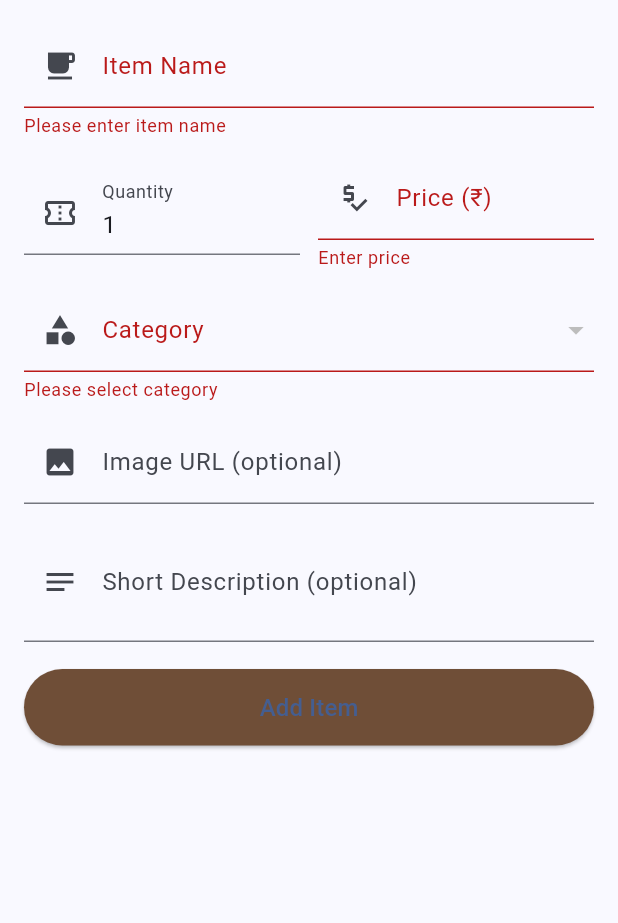
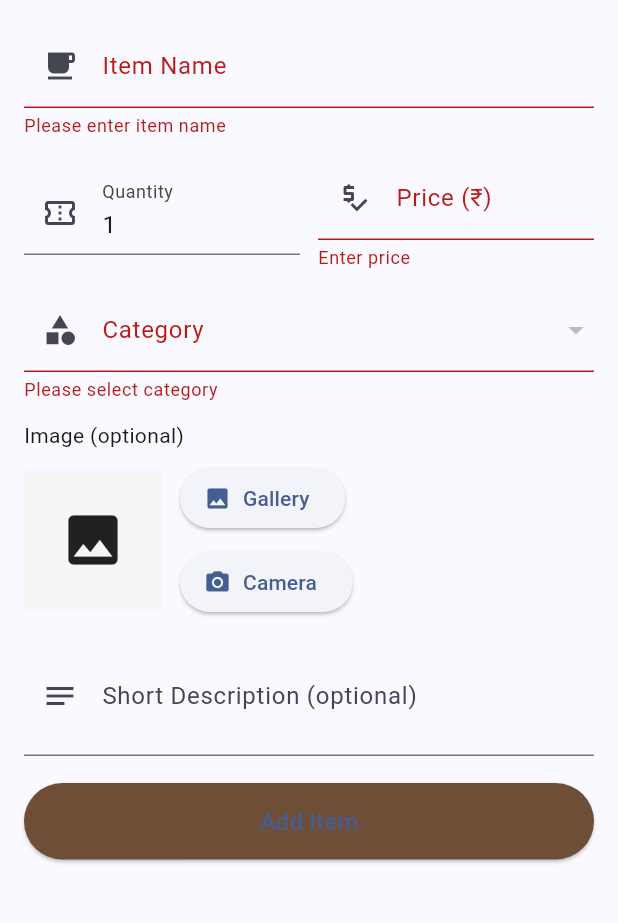
Before and after one commit to Saisinare/cafe_app, a Flutter app: the AddItemScreen screen opened directly with empty values, after a tap on "Add Item", on a phone screen of 412 x 824 dp, the part 84-1007 px from its top. Run offline on Flutter 3.47's test engine with Material 3 defaults, Android fonts, the phone set to English and light mode, and no system bars; our stand-ins replace cloud_firestore, firebase_auth, firebase_core, firebase_storage, fl_chart, image_picker; accounts and stored records are empty.

Commit message:
implemented item image adding sub-feature in inventory

```diff
--- a/lib/pages/inventory/add_item_screen.dart
+++ b/lib/pages/inventory/add_item_screen.dart
@@ -1,5 +1,7 @@
-// add_item_screen.dart
+// lib/pages/inventory/add_item_screen.dart
+import 'dart:io';
 import 'package:flutter/material.dart';
+import 'package:image_picker/image_picker.dart';
 import '../../services/firestore_service.dart';
 
 class AddItemScreen extends StatefulWidget {
@@ -14,14 +16,15 @@ class AddItemScreen extends StatefulWidget {
 
 class _AddItemScreenState extends State<AddItemScreen> {
   final _formKey = GlobalKey<FormState>();
+  final ImagePicker _picker = ImagePicker();
+  File? _pickedImage;
+  bool _saving = false;
 
   late final TextEditingController _nameCtrl;
   late final TextEditingController _qtyCtrl;
   late final TextEditingController _priceCtrl;
-  late final TextEditingController _imageCtrl;
   late final TextEditingController _descCtrl;
   late String selectedCategory;
-  bool _saving = false;
 
   bool get isEditing => widget.existingItem != null;
 
@@ -32,10 +35,8 @@ class _AddItemScreenState extends State<AddItemScreen> {
     _nameCtrl = TextEditingController(text: existing?['name'] ?? '');
     _qtyCtrl = TextEditingController(text: existing?['quantity'] ?? '1');
     _priceCtrl = TextEditingController(text: existing?['price'] ?? '');
-    _imageCtrl = TextEditingController(text: existing?['imageUrl'] ?? '');
     _descCtrl = TextEditingController(text: existing?['description'] ?? '');
 
-    // initialize selectedCategory defensively
     final preferred = existing?['category'];
     final available = widget.categories.where((c) => c != "All").map((s) => s.trim()).where((s) => s.isNotEmpty).toList();
     if (preferred != null && available.contains(preferred)) {
@@ -52,9 +53,23 @@ class _AddItemScreenState extends State<AddItemScreen> {
     _nameCtrl.dispose();
     _qtyCtrl.dispose();
     _priceCtrl.dispose();
-    _imageCtrl.dispose();
     _descCtrl.dispose();
     super.dispose();
+  }
+
+  Future<void> _pickImage(ImageSource source) async {
+    try {
+      final picked = await _picker.pickImage(
+        source: source,
+        maxWidth: 1200,
+        maxHeight: 1200,
+        imageQuality: 80,
+      );
+      if (picked == null) return;
+      setState(() => _pickedImage = File(picked.path));
+    } catch (e) {
+      // optionally show error
+    }
   }
 
   Future<void> _onSave() async {
@@ -64,10 +79,22 @@ class _AddItemScreenState extends State<AddItemScreen> {
     final name = _nameCtrl.text.trim();
     final qty = int.tryParse(_qtyCtrl.text.trim()) ?? 0;
     final price = double.tryParse(_priceCtrl.text.trim()) ?? 0.0;
-    final imageUrl = _imageCtrl.text.trim();
     final desc = _descCtrl.text.trim();
 
+    String? imageUrl = widget.existingItem?['imageUrl'];
+
     try {
+      // If user picked a new local image, upload it first
+      if (_pickedImage != null) {
+        final newUrl = await FirestoreService.instance.uploadItemImage(_pickedImage!);
+        // Optionally delete old image (avoid orphaned storage files)
+        final oldUrl = widget.existingItem?['imageUrl'];
+        if (oldUrl != null && oldUrl.isNotEmpty && oldUrl != newUrl) {
+          await FirestoreService.instance.deleteItemImageByUrl(oldUrl);
+        }
+        imageUrl = newUrl;
+      }
+
       if (isEditing) {
         final id = widget.existingItem!['id']!;
         await FirestoreService.instance.updateItem(
@@ -89,7 +116,8 @@ class _AddItemScreenState extends State<AddItemScreen> {
           description: desc,
         );
       }
-      if (mounted) Navigator.pop(context); // stream will refresh data
+
+      if (mounted) Navigator.pop(context);
     } catch (e) {
       if (mounted) ScaffoldMessenger.of(context).showSnackBar(SnackBar(content: Text('Save failed: $e')));
     } finally {
@@ -113,6 +141,11 @@ class _AddItemScreenState extends State<AddItemScreen> {
 
     if (confirm == true) {
       final id = widget.existingItem!['id']!;
+      // Optionally delete image from storage too
+      final oldUrl = widget.existingItem?['imageUrl'];
+      if (oldUrl != null && oldUrl.isNotEmpty) {
+        await FirestoreService.instance.deleteItemImageByUrl(oldUrl);
+      }
       await FirestoreService.instance.deleteItem(id);
       if (mounted) Navigator.pop(context);
     }
@@ -122,7 +155,7 @@ class _AddItemScreenState extends State<AddItemScreen> {
   Widget build(BuildContext context) {
     final isEdit = isEditing;
 
-    // prepare category options for dropdown: exclude "All" and dedupe
+    // prepare category list
     final rawCats = widget.categories.where((c) => c != "All").map((s) => s.trim()).toList();
     final seen = <String>{};
     final catList = <String>[];
@@ -133,7 +166,7 @@ class _AddItemScreenState extends State<AddItemScreen> {
       }
     }
 
-    // dropdown value: make sure selectedCategory exists in options
+    // choose dropdown value safely
     String? dropdownValue;
     if (catList.isEmpty) {
       dropdownValue = null;
@@ -141,19 +174,18 @@ class _AddItemScreenState extends State<AddItemScreen> {
       dropdownValue = selectedCategory;
     } else {
       dropdownValue = catList.first;
-      // ensure selectedCategory updates (only schedule UI update)
       WidgetsBinding.instance.addPostFrameCallback((_) {
         if (mounted) setState(() => selectedCategory = dropdownValue!);
       });
     }
 
+    final existingImageUrl = widget.existingItem?['imageUrl'] ?? '';
+
     return Scaffold(
       appBar: AppBar(
         title: Text(isEdit ? "Edit Cafe Item" : "Add Cafe Item"),
         backgroundColor: const Color(0xFF6F4E37),
-        actions: [
-          if (isEdit) IconButton(icon: const Icon(Icons.delete), onPressed: _onDelete),
-        ],
+        actions: [ if (isEdit) IconButton(icon: const Icon(Icons.delete), onPressed: _onDelete) ],
       ),
       body: Padding(
         padding: const EdgeInsets.all(16),
@@ -161,12 +193,15 @@ class _AddItemScreenState extends State<AddItemScreen> {
           key: _formKey,
           child: ListView(
             children: [
+              // Name
               TextFormField(
                 controller: _nameCtrl,
                 decoration: const InputDecoration(labelText: "Item Name", prefixIcon: Icon(Icons.local_cafe)),
                 validator: (v) => v == null || v.trim().isEmpty ? "Please enter item name" : null,
               ),
               const SizedBox(height: 12),
+
+              // Quantity & Price
               Row(
                 children: [
                   Expanded(
@@ -189,6 +224,8 @@ class _AddItemScreenState extends State<AddItemScreen> {
                 ],
               ),
               const SizedBox(height: 12),
+
+              // Category
               DropdownButtonFormField<String>(
                 decoration: const InputDecoration(labelText: "Category", prefixIcon: Icon(Icons.category)),
                 value: dropdownValue,
@@ -197,22 +234,39 @@ class _AddItemScreenState extends State<AddItemScreen> {
                 validator: (v) => v == null || v.isEmpty ? "Please select category" : null,
               ),
               const SizedBox(height: 12),
-              TextFormField(
-                controller: _imageCtrl,
-                decoration: const InputDecoration(
-                  labelText: "Image URL (optional)",
-                  hintText: "Paste an image URL to display in the app",
-                  prefixIcon: Icon(Icons.image),
-                ),
-                keyboardType: TextInputType.url,
+
+              // Image picker + preview
+              const Text("Image (optional)"),
+              const SizedBox(height: 8),
+              Row(
+                children: [
+                  if (_pickedImage != null)
+                    ClipRRect(borderRadius: BorderRadius.circular(8), child: Image.file(_pickedImage!, width: 92, height: 92, fit: BoxFit.cover))
+                  else if (existingImageUrl.isNotEmpty)
+                    ClipRRect(
+                      borderRadius: BorderRadius.circular(8),
+                      child: Image.network(existingImageUrl, width: 92, height: 92, fit: BoxFit.cover, errorBuilder: (_, __, ___) => Container(width: 92, height: 92, color: Colors.grey[200], child: const Icon(Icons.broken_image))),
+                    )
+                  else
+                    Container(width: 92, height: 92, color: Colors.grey[100], child: const Icon(Icons.image, size: 44)),
+
+                  const SizedBox(width: 12),
+                  Column(
+                    crossAxisAlignment: CrossAxisAlignment.start,
+                    children: [
+                      ElevatedButton.icon(icon: const Icon(Icons.photo), label: const Text("Gallery"), onPressed: () => _pickImage(ImageSource.gallery)),
+                      const SizedBox(height: 8),
+                      ElevatedButton.icon(icon: const Icon(Icons.camera_alt), label: const Text("Camera"), onPressed: () => _pickImage(ImageSource.camera)),
+                    ],
+                  ),
+                ],
               ),
               const SizedBox(height: 12),
-              TextFormField(
-                controller: _descCtrl,
-                decoration: const InputDecoration(labelText: "Short Description (optional)", prefixIcon: Icon(Icons.notes)),
-                maxLines: 2,
-              ),
+
+              // Description
+              TextFormField(controller: _descCtrl, decoration: const InputDecoration(labelText: "Short Description (optional)", prefixIcon: Icon(Icons.notes)), maxLines: 2),
               const SizedBox(height: 18),
+
               ElevatedButton(
                 style: ElevatedButton.styleFrom(backgroundColor: const Color(0xFF6F4E37), padding: const EdgeInsets.symmetric(vertical: 14)),
                 onPressed: _saving ? null : _onSave,
--- a/pubspec.yaml
+++ b/pubspec.yaml
@@ -38,6 +38,10 @@ dependencies:
   cupertino_icons: ^1.0.8
   firebase_auth: ^6.0.1
   cloud_firestore: ^6.0.0 # or latest version
+  image_picker: ^1.1.1
+  # optional but recommended for better image UX (caching + placeholders)
+  cached_network_image: ^3.2.3
+  firebase_storage: ^13.0.0
 
 
 dev_dependencies:
```
Also changed, not shown: lib/services/firestore_service.dart (+60 -23 lines), 7 other files.
